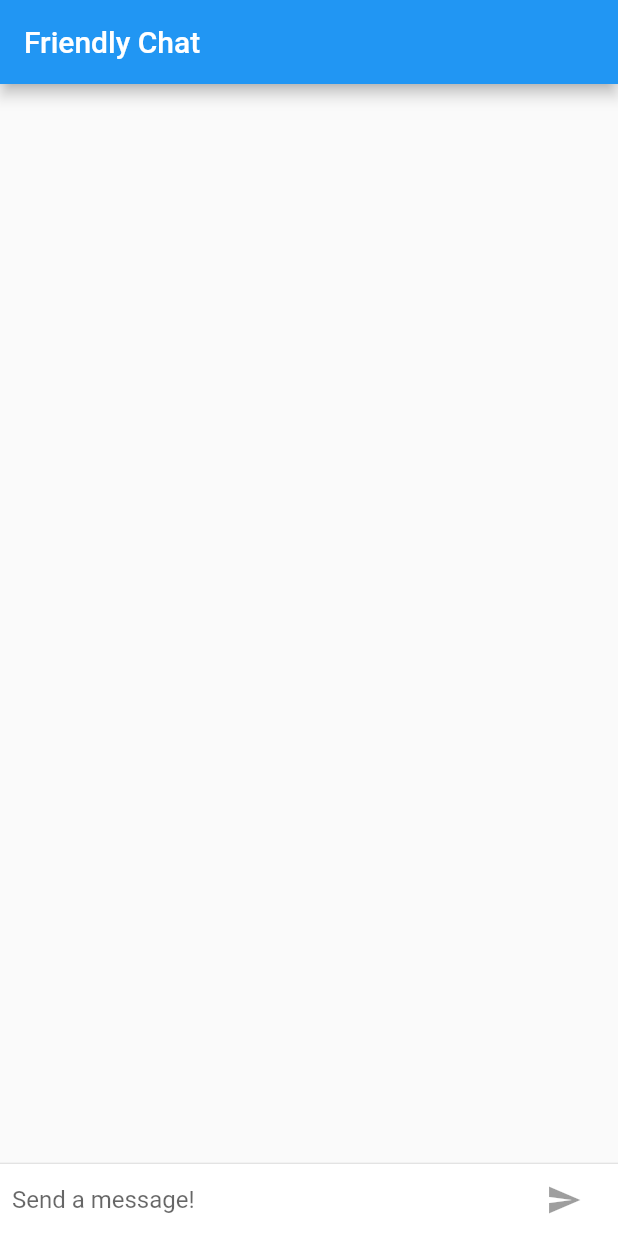
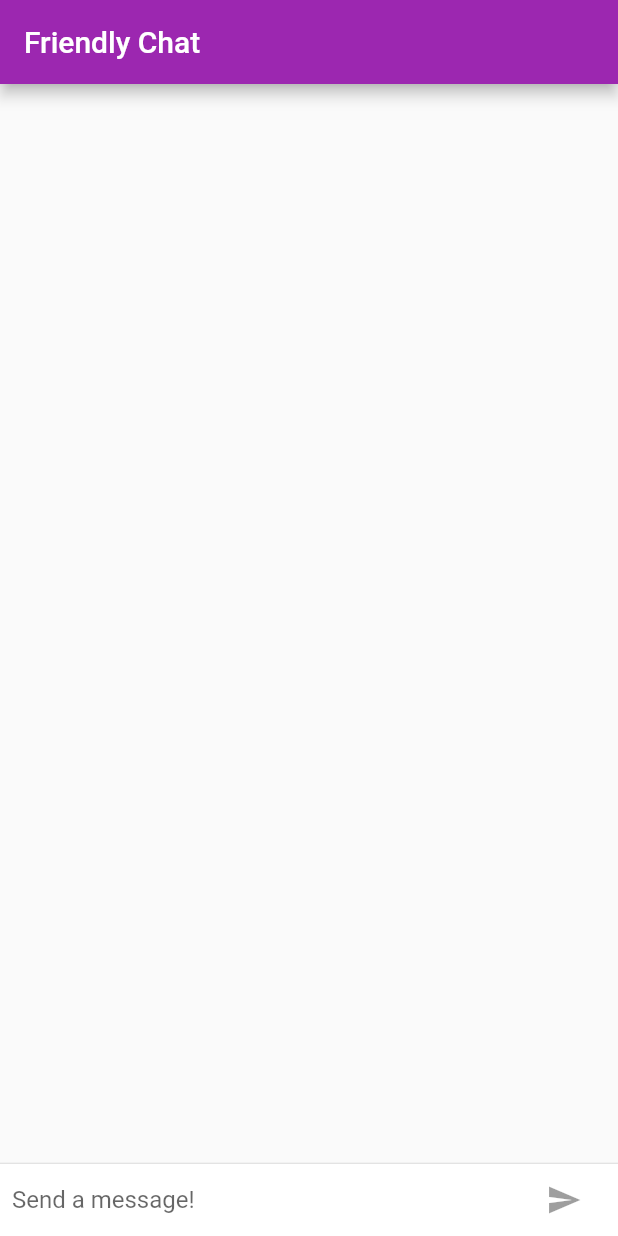
Before and after one commit to Wissa-Azmy/FriendlyChat, a Flutter app: the screen it shows after launch, on a phone screen of 412 x 824 dp. Run offline on Flutter 3.47's test engine with Material 2 defaults, Android fonts, the phone set to English and light mode, and no system bars.

Commit message:
Customize for iOS and Android

```diff
--- a/lib/main.dart
+++ b/lib/main.dart
@@ -1,12 +1,26 @@
 import 'package:flutter/material.dart';
+import 'package:flutter/foundation.dart';  // Contains the defaultTargetPlatform  Top-level property
+import 'package:flutter/cupertino.dart';  // iOS Specific components
 
 void main() => runApp(FriendlyChat());
 
 class FriendlyChat extends StatelessWidget {
+  final iOSTheme = ThemeData(
+    primaryColor: Colors.orange,
+    primarySwatch: Colors.grey,
+    primaryColorBrightness: Brightness.light,
+  );
+
+  final androidTheme = ThemeData(
+    primarySwatch: Colors.purple,
+    accentColor: Colors.orangeAccent[400],
+  );
+
   @override
   Widget build(BuildContext context) {
     // TODO: implement build
     return MaterialApp(
+      theme: defaultTargetPlatform == TargetPlatform.iOS ? iOSTheme : androidTheme,
       title: "Friendly Chat",
       home: ChatScreen()
     );
@@ -63,12 +77,16 @@ class ChatScreenState extends State<ChatScreen> with TickerProviderStateMixin {
             ),
             Container(
                 margin: EdgeInsets.symmetric(horizontal: 4.0),
-              child: IconButton(
+                child: Theme.of(context).platform == TargetPlatform.iOS
+                ? CupertinoButton(
+                  child: Text("Send"),
+                  onPressed: _isComposing ? () =>  _handleSubmission(_textFieldController.text) : null,
+                )
+                : IconButton(
                   icon: Icon(Icons.send),
-                  // Enable the send button if only text field is not empty
-                  onPressed: _isComposing ? () => _handleSubmission(_textFieldController.text) : null,
+                  onPressed: _isComposing ? () =>  _handleSubmission(_textFieldController.text) : null,
+                )
             ),
-            )
           ],
         ),
       ),
@@ -81,8 +99,10 @@ class ChatScreenState extends State<ChatScreen> with TickerProviderStateMixin {
     return Scaffold(
       appBar: AppBar(
         title: Text("Friendly Chat"),
+        elevation: defaultTargetPlatform == TargetPlatform.iOS ? 0.0 : 4.0,
       ),
-      body: Column(
+      body: Container(
+        child: Column(
           children: <Widget>[
             Flexible(
               child: ListView.builder(
@@ -96,8 +116,15 @@ class ChatScreenState extends State<ChatScreen> with TickerProviderStateMixin {
             Container(
               decoration: BoxDecoration(color: Theme.of(context).cardColor),
               child: _buildTextFieldComposer(),
-          )
+            ),
+
           ],
+        ),
+        // This border will help visually distinguish the app bar from the body of the app on iOS.
+        decoration: Theme.of(context).platform == TargetPlatform.iOS
+        ? BoxDecoration(
+          border: Border(top: BorderSide(color: Colors.grey[200]),),
+        ) : null ,
       )
     );
   }
```
Lines whose indentation alone changed are shown as unchanged.
